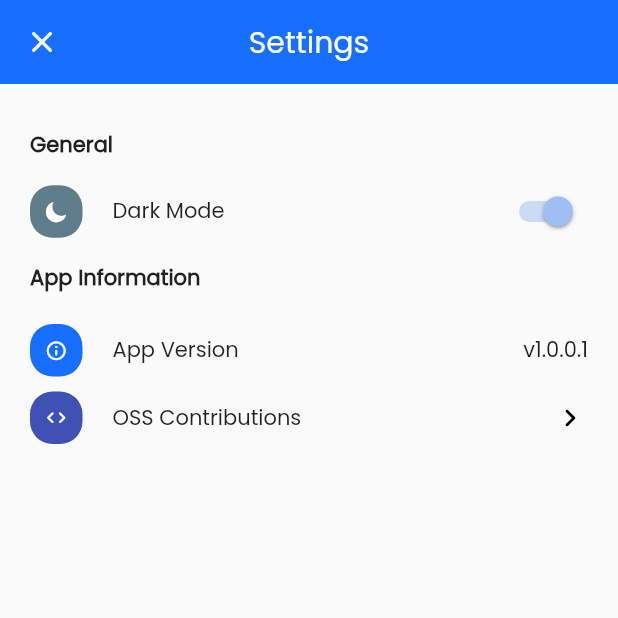
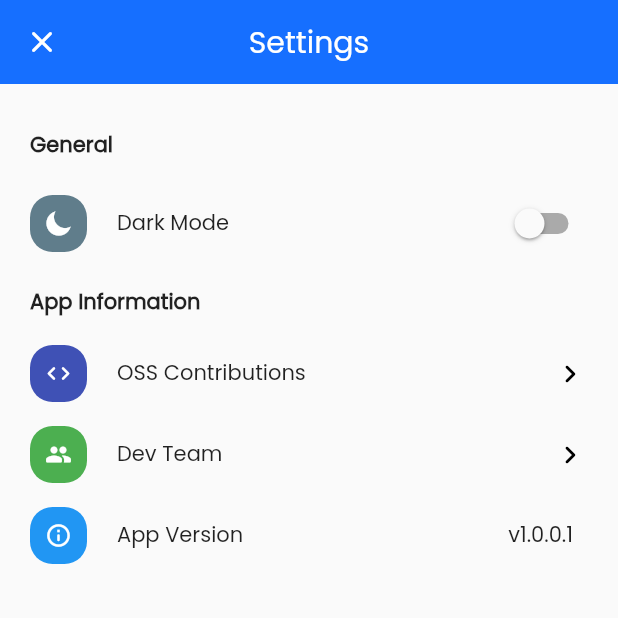
Before and after one commit to JH-Dev-Twitch/Scoops.Mobile, a Flutter app: the AppSettingsView screen opened by its route, on a phone screen of 412 x 824 dp, the top half of it. Run offline on Flutter 3.47's test engine with Material 2 defaults, Android fonts, the phone set to English and light mode, and no system bars; our stand-ins replace cloud_firestore, firebase_auth, firebase_core, geolocator, get_it, google_sign_in and 2 more; missing offline and left inert: flutter_appcenter_bundle, geocoder; accounts and stored records are empty; network calls fail.

Commit message:
improved app settings ui, moved appsettings to sub types base is now abstract, updated the ui logic, toggle needs work

```diff
--- a/src/scoops/lib/core/viewModels/app_settings_model.dart
+++ b/src/scoops/lib/core/viewModels/settings/app_settings_model.dart
@@ -1,15 +1,18 @@
-import 'dart:ui';
 import 'package:flutter/material.dart';
-import 'package:flutter/widgets.dart';
 import 'package:package_info/package_info.dart';
 import 'package:scoops/core/enums/view_state.dart';
+import 'package:scoops/core/infrastructure/routing/routes.dart';
 import 'package:scoops/core/viewModels/base_model.dart';
+import 'package:scoops/ui/models/settings/app_settings_group.dart';
+import 'package:scoops/ui/models/settings/display_setting.dart';
+import 'package:scoops/ui/models/settings/navigation_setting.dart';
+import 'package:scoops/ui/models/settings/toggle_setting.dart';
 import 'package:scoops/ui/styling/custom_icons_icons.dart';
 import 'package:url_launcher/url_launcher.dart';
 
 class AppSettingsModel extends BaseModel {
   List<AppSettingGroup> settingGroups;
-  bool darkModeEnabled = true;
+  bool darkModeEnabled;
 
   Future loadPageData() async {
     setState(ViewState.Loading);
@@ -22,51 +25,36 @@ class AppSettingsModel extends BaseModel {
 
   Future loadAppInfo() async {
     var group = new AppSettingGroup();
+
+    group.settings.add(NavigationSetting("OSS Contributions",
+        Routes.OSSContributions, Icons.code_rounded, Colors.indigo));
+    settingGroups.add(group);
+
+    group.settings.add(NavigationSetting(
+        "Dev Team", "dev_team", Icons.group_rounded, Colors.green));
+
     group.groupName = "App Information";
     PackageInfo packageInfo = await PackageInfo.fromPlatform();
-    group.settings.add(AppSetting(
-        "App Version",
-        "v${packageInfo.version}.${packageInfo.buildNumber}",
-        Icons.info_outline_rounded,
-        Colors.blue,
-        rickRoll));
-
-    group.settings.add(AppSetting(
-        "OSS Contributions", "", Icons.code_rounded, Colors.indigo, null));
-    settingGroups.add(group);
+    group.settings.add(DisplaySetting(
+      "App Version",
+      "v${packageInfo.version}.${packageInfo.buildNumber}",
+      Icons.info_outline_rounded,
+      Colors.blue,
+    ));
   }
 
   Future rickRoll() async =>
       await launch('https://www.youtube.com/watch?v=YddwkMJG1Jo');
 
-  void toggleDarkMode() => this.darkModeEnabled = !darkModeEnabled;
+  void toggleDarkMode(bool value) => this.darkModeEnabled = value;
 
   Future loadGeneralSettings() async {
     var group = new AppSettingGroup();
     group.groupName = "General";
     group.settings = [
-      new AppSetting("Dark Mode", darkModeEnabled.toString(),
-          CustomIcons.moon_inv, Colors.blueGrey, toggleDarkMode)
+      ToggleSetting("Dark Mode", darkModeEnabled, CustomIcons.moon_inv,
+          Colors.blueGrey, toggleDarkMode)
     ];
     settingGroups.add(group);
   }
 }
-
-class AppSettingGroup {
-  String groupName;
-  List<AppSetting> settings;
-
-  AppSettingGroup() {
-    settings = new List<AppSetting>();
-  }
-}
-
-class AppSetting {
-  String name;
-  String value;
-  IconData icon;
-  Color iconColor;
-  Function callback;
-
-  AppSetting(this.name, this.value, this.icon, this.iconColor, this.callback);
-}
--- a/src/scoops/lib/core/viewModels/oss_contibutions_model.dart
+++ b/src/scoops/lib/core/viewModels/settings/oss_contibutions_model.dart
@@ -22,7 +22,10 @@ class OSSContributionsModel extends BaseModel {
     setState(ViewState.Ready);
   }
 
-  void dispose() => _contributionsController.close();
+  void dispose() {
+    _contributionsController.close();
+    super.dispose();
+  }
 
   Future openLink(String link) async => await launch(link);
 }
--- /dev/null
+++ b/src/scoops/lib/ui/models/settings/app_settings.dart
@@ -0,0 +1,10 @@
+import 'package:flutter/widgets.dart';
+
+abstract class AppSetting {
+  String name;
+  IconData icon;
+  Color iconColor;
+  // Function callback;
+
+  AppSetting(this.name, this.icon, this.iconColor);
+}
--- /dev/null
+++ b/src/scoops/lib/ui/models/settings/app_settings_group.dart
@@ -0,0 +1,10 @@
+import 'app_settings.dart';
+
+class AppSettingGroup {
+  String groupName;
+  List<AppSetting> settings;
+
+  AppSettingGroup() {
+    settings = new List<AppSetting>();
+  }
+}
--- /dev/null
+++ b/src/scoops/lib/ui/models/settings/display_setting.dart
@@ -0,0 +1,14 @@
+import 'package:flutter/widgets.dart';
+import 'package:scoops/ui/models/settings/app_settings.dart';
+
+class DisplaySetting extends AppSetting {
+  String value;
+  Function onPress;
+  DisplaySetting(String name, this.value, IconData icon, Color iconColor,
+      {this.onPress})
+      : super(
+          name,
+          icon,
+          iconColor,
+        );
+}
--- /dev/null
+++ b/src/scoops/lib/ui/models/settings/navigation_setting.dart
@@ -0,0 +1,13 @@
+import 'package:flutter/widgets.dart';
+
+import 'app_settings.dart';
+
+class NavigationSetting extends AppSetting {
+  String route;
+  NavigationSetting(
+    String name,
+    this.route,
+    IconData icon,
+    Color iconColor,
+  ) : super(name, icon, iconColor);
+}
--- /dev/null
+++ b/src/scoops/lib/ui/models/settings/toggle_setting.dart
@@ -0,0 +1,14 @@
+import 'package:flutter/widgets.dart';
+import 'app_settings.dart';
+
+class ToggleSetting extends AppSetting {
+  bool value;
+  Function(bool) onchange;
+  ToggleSetting(
+    String name,
+    this.value,
+    IconData icon,
+    Color iconColor,
+    this.onchange,
+  ) : super(name, icon, iconColor);
+}
--- a/src/scoops/lib/ui/views/account/user_preferences.dart
+++ b/src/scoops/lib/ui/views/account/user_preferences.dart
@@ -1,6 +1,6 @@
 import 'package:flutter/material.dart';
 import 'package:scoops/core/enums/view_state.dart';
-import 'package:scoops/core/viewModels/user_preferences_model.dart';
+import 'package:scoops/core/viewModels/user/user_preferences_model.dart';
 import 'package:scoops/ui/models/Selection.dart';
 import 'package:scoops/ui/styling/app_style.dart';
 import 'package:scoops/ui/views/base_view.dart';
--- a/src/scoops/lib/ui/views/settings/app_settings.dart
+++ b/src/scoops/lib/ui/views/settings/app_settings.dart
@@ -2,8 +2,12 @@ import 'package:flutter/material.dart';
 import 'package:flutter/widgets.dart';
 import 'package:scoops/core/enums/view_state.dart';
 import 'package:scoops/core/infrastructure/routing/routes.dart';
-import 'package:scoops/core/viewModels/app_settings_model.dart';
-import 'package:scoops/ui/styling/app_style.dart';
+import 'package:scoops/core/viewModels/settings/app_settings_model.dart';
+import 'package:scoops/ui/models/settings/app_settings.dart';
+import 'package:scoops/ui/models/settings/app_settings_group.dart';
+import 'package:scoops/ui/models/settings/display_setting.dart';
+import 'package:scoops/ui/models/settings/navigation_setting.dart';
+import 'package:scoops/ui/models/settings/toggle_setting.dart';
 import 'package:scoops/ui/views/base_view.dart';
 import 'package:scoops/ui/widgets/common/icon_tile.dart';
 import 'package:scoops/ui/widgets/common/plain_app_bar.dart';
@@ -51,71 +55,48 @@ class AppSettingsView extends StatelessWidget {
   Column buildGroupSettings(BuildContext context, List<AppSetting> properties) {
     var items = new List<Widget>();
     for (var setting in properties) {
-      switch (setting.name) {
-        case 'App Version':
+      Widget child;
+      switch (setting.runtimeType) {
+        case ToggleSetting:
           {
-            items.add(Padding(
-              padding: const EdgeInsets.symmetric(vertical: 10),
-              child: buildAppVersion(context, setting),
-            ));
+            child = buildToggleSetting(setting);
             break;
           }
-        case 'Dark Mode':
+        case NavigationSetting:
           {
-            items.add(buildDarkModeSwitch(setting));
-            break;
-          }
-        case 'OSS Contributions':
-          {
-            items.add(buildOSSSection(context, setting));
+            child = buildNavigationSetting(context, setting);
             break;
           }
         default:
-          items.add(Padding(
-            padding: const EdgeInsets.symmetric(vertical: 10),
-            child: Row(
-              mainAxisAlignment: MainAxisAlignment.start,
-              children: [
-                Padding(
-                  padding: const EdgeInsets.only(right: 20),
-                  child: IconTile(
-                    setting.icon,
-                    setting.iconColor,
-                    Colors.white,
-                  ),
-                ),
-                Text(setting.name),
-                Spacer(),
-                Padding(
-                  padding: const EdgeInsets.only(right: 50),
-                  child: Text(setting.value ?? "loading..."),
-                ),
-              ],
-            ),
-          ));
+          child = buildBasicSetting(context, setting);
           break;
       }
+      items.add(Padding(
+        padding: const EdgeInsets.symmetric(vertical: 8),
+        child: child,
+      ));
     }
     return Column(children: items);
   }
 
-  Widget buildAppVersion(BuildContext context, AppSetting setting) {
-    return GestureDetector(
-        onLongPress: () =>
-            userConfirmation(context, () async => await setting.callback()),
-        child: Row(
-          mainAxisAlignment: MainAxisAlignment.start,
-          children: [
-            Padding(
-              padding: const EdgeInsets.only(right: 20),
-              child: IconTile(Icons.info_outline_rounded,
-                  AppStyles.primaryTheme.primaryColor, Colors.white),
-            ),
-            Text(setting.name),
-            Spacer(),
-            Text(setting.value ?? "loading..."),
-          ],
-        ));
+  Widget buildBasicSetting(BuildContext context, DisplaySetting setting) {
+    var child = Padding(
+        padding: const EdgeInsets.only(right: 10),
+        child: Text(setting.value ?? "loading..."));
+    return Row(
+      mainAxisAlignment: MainAxisAlignment.start,
+      children: [
+        buildSettingIconAndLabel(setting),
+        Spacer(),
+        setting.name == 'App Version'
+            ? GestureDetector(
+                onLongPress: () => userConfirmation(
+                    context, () async => await setting.onPress()),
+                child: child,
+              )
+            : child
+      ],
+    );
   }
 
   Column buildSettingGroup(BuildContext context, AppSettingGroup group) =>
@@ -123,6 +104,18 @@ class AppSettingsView extends StatelessWidget {
         children: [
           buildGroupHeader(group.groupName),
           buildGroupSettings(context, group.settings)
+        ],
+      );
+
+  Row buildSettingIconAndLabel(AppSetting setting) => Row(
+        mainAxisAlignment: MainAxisAlignment.start,
+        children: [
+          Padding(
+            padding: const EdgeInsets.only(right: 20),
+            child: IconTile(setting.icon, setting.iconColor, Colors.white,
+                iconSize: 18),
+          ),
+          Text(setting.name),
         ],
       );
 
@@ -141,7 +134,7 @@ class AppSettingsView extends StatelessWidget {
                   },
                 ),
                 TextButton(
-                    child: Text("My word is Iron"),
+                    child: Text("Give me God mode"),
                     onPressed: () async => await callback())
               ],
             ));
@@ -159,32 +152,23 @@ class AppSettingsView extends StatelessWidget {
         ),
       );
 
-  Widget buildDarkModeSwitch(AppSetting setting) => Row(
+  Widget buildToggleSetting(ToggleSetting setting) => Row(
         mainAxisAlignment: MainAxisAlignment.start,
         children: [
-          Padding(
-            padding: const EdgeInsets.only(right: 20),
-            child: IconTile(setting.icon, setting.iconColor, Colors.white),
-          ),
-          Text(setting.name),
+          buildSettingIconAndLabel(setting),
           Spacer(),
-          Switch(
-              value: setting.value == "true",
-              onChanged: (value) => setting.callback()),
+          Switch(value: setting.value == true, onChanged: setting.onchange),
         ],
       );
 
-  Widget buildOSSSection(BuildContext context, AppSetting setting) =>
+  Widget buildNavigationSetting(
+          BuildContext context, NavigationSetting setting) =>
       GestureDetector(
-        onTap: () => Navigator.pushNamed(context, Routes.OSSContributions),
+        onTap: () => Navigator.pushNamed(context, setting.route),
         child: Row(
           mainAxisAlignment: MainAxisAlignment.start,
           children: [
-            Padding(
-              padding: const EdgeInsets.only(right: 20),
-              child: IconTile(setting.icon, setting.iconColor, Colors.white),
-            ),
-            Text(setting.name),
+            buildSettingIconAndLabel(setting),
             Spacer(),
             Icon(
               Icons.chevron_right_rounded,
--- a/src/scoops/lib/ui/views/settings/oss_contributions.dart
+++ b/src/scoops/lib/ui/views/settings/oss_contributions.dart
@@ -1,7 +1,7 @@
 import 'package:flutter/material.dart';
 import 'package:flutter/widgets.dart';
 import 'package:scoops/core/data/models/oss_contribution.dart';
-import 'package:scoops/core/viewModels/oss_contibutions_model.dart';
+import 'package:scoops/core/viewModels/settings/oss_contibutions_model.dart';
 import 'package:scoops/ui/styling/custom_icons_icons.dart';
 import 'package:scoops/ui/views/base_view.dart';
 import 'package:scoops/ui/widgets/common/icon_tile.dart';
--- a/src/scoops/lib/ui/views/user/user_profile.dart
+++ b/src/scoops/lib/ui/views/user/user_profile.dart
@@ -3,7 +3,7 @@ import 'package:flutter/material.dart';
 import 'package:provider/provider.dart';
 import 'package:scoops/core/data/models/user.dart';
 import 'package:scoops/core/infrastructure/routing/routes.dart';
-import 'package:scoops/core/viewModels/user_profile_model.dart';
+import 'package:scoops/core/viewModels/user/user_profile_model.dart';
 import 'package:scoops/ui/styling/app_style.dart';
 import 'package:scoops/ui/views/base_view.dart';
 import 'package:scoops/ui/views/login/login.dart';
```
Also changed, not shown: src/scoops/lib/core/infrastructure/app_locator.dart (+4 -4 lines), src/scoops/lib/core/viewModels/user/user_preferences_model.dart (renamed from src/scoops/lib/core/viewModels/user_preferences_model.dart), src/scoops/lib/core/viewModels/user/user_profile_model.dart (renamed from src/scoops/lib/core/viewModels/user_profile_model.dart).
